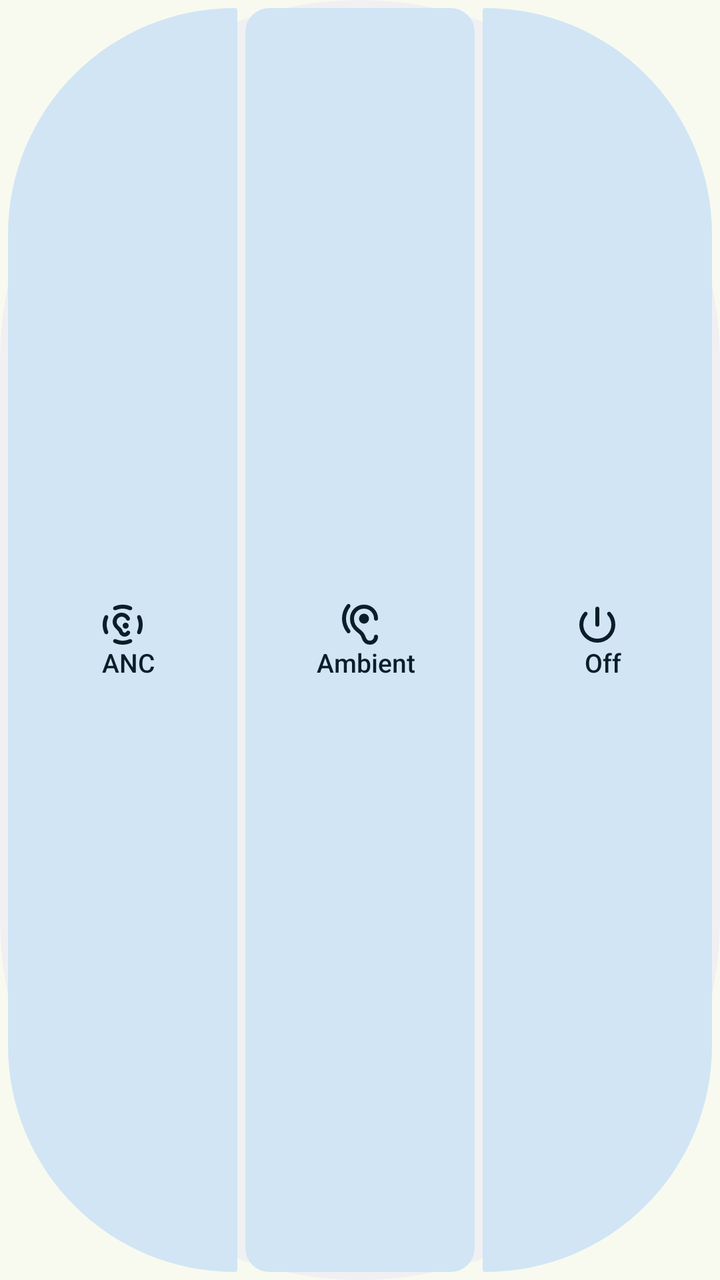
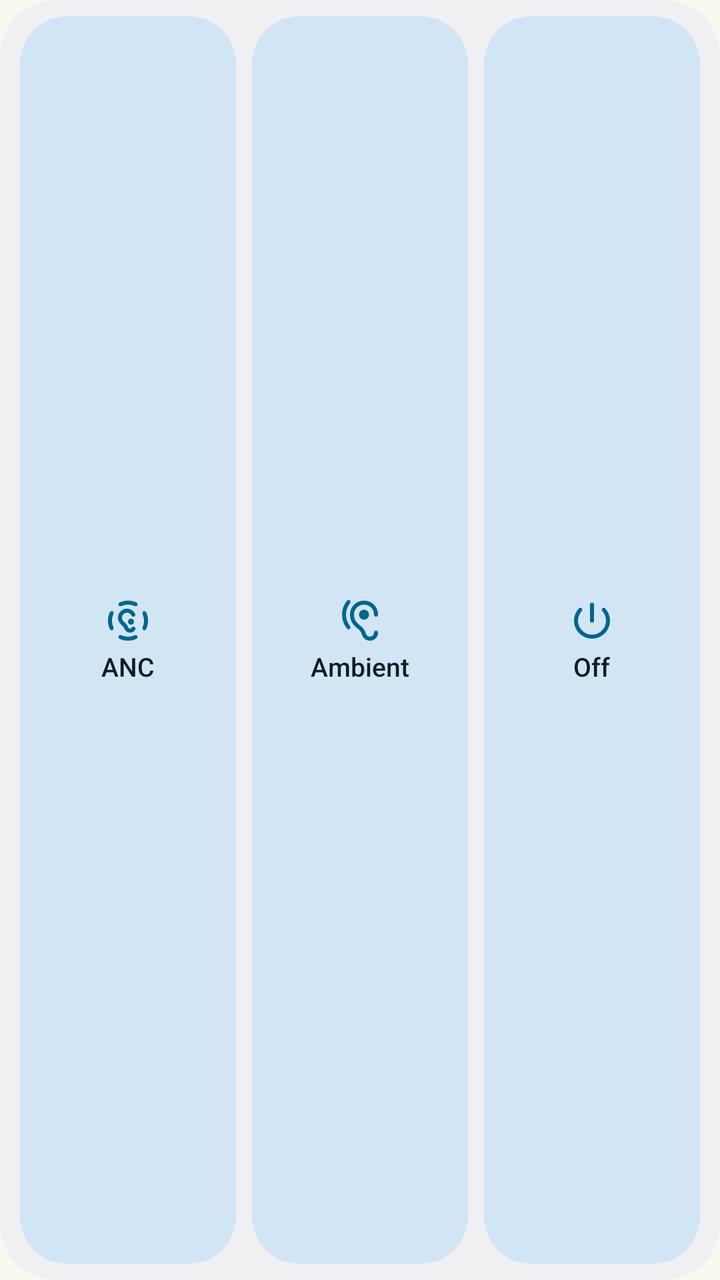

An Android layout rendered at two revisions. The XML below is the earlier revision; the diff shows what the commit changed to produce the second picture.
<!-- AndroidManifest.xml: application theme Theme.Hush -->
<!-- res/layout/widget_modes_stacked.xml -->
<LinearLayout xmlns:android="http://schemas.android.com/apk/res/android" android:id="@android:id/background"
        android:layout_width="match_parent" android:layout_height="match_parent"
        android:orientation="horizontal"
        android:background="@drawable/w_bg" android:padding="4dp">
        <LinearLayout android:id="@+id/w_anc"
            android:layout_width="0dp" android:layout_height="match_parent"
            android:layout_weight="1"
            android:gravity="center" android:orientation="vertical"
            android:clickable="true" android:focusable="true"
            android:background="@drawable/w_tile_start">
            <ImageView android:id="@+id/w_anc_icon"
                android:layout_width="24dp" android:layout_height="24dp"
                android:importantForAccessibility="no"
                android:src="@drawable/w_icon_noise_control_off" />
            <TextView android:id="@+id/w_anc_label"
                android:layout_width="wrap_content" android:layout_height="wrap_content"
                android:paddingStart="6dp" android:fontFamily="sans-serif-medium"
                android:includeFontPadding="false" android:singleLine="true"
                android:importantForAccessibility="no"
                android:textSize="13sp" android:textColor="@color/w_off_text"
                android:text="ANC" />
        </LinearLayout>
        <LinearLayout android:id="@+id/w_amb"
            android:layout_width="0dp" android:layout_height="match_parent"
            android:layout_weight="1" android:layout_marginStart="4dp"
            android:gravity="center" android:orientation="vertical"
            android:clickable="true" android:focusable="true"
            android:background="@drawable/w_tile_middle">
            <ImageView android:id="@+id/w_amb_icon"
                android:layout_width="24dp" android:layout_height="24dp"
                android:importantForAccessibility="no"
                android:src="@drawable/w_icon_hearing" />
            <TextView android:id="@+id/w_amb_label"
                android:layout_width="wrap_content" android:layout_height="wrap_content"
                android:paddingStart="6dp" android:fontFamily="sans-serif-medium"
                android:includeFontPadding="false" android:singleLine="true"
                android:importantForAccessibility="no"
                android:textSize="13sp" android:textColor="@color/w_off_text"
                android:text="Ambient" />
        </LinearLayout>
        <LinearLayout android:id="@+id/w_off"
            android:layout_width="0dp" android:layout_height="match_parent"
            android:layout_weight="1" android:layout_marginStart="4dp"
            android:gravity="center" android:orientation="vertical"
            android:clickable="true" android:focusable="true"
            android:background="@drawable/w_tile_end">
            <ImageView android:id="@+id/w_off_icon"
                android:layout_width="24dp" android:layout_height="24dp"
                android:importantForAccessibility="no"
                android:src="@drawable/w_icon_power_settings_new" />
            <TextView android:id="@+id/w_off_label"
                android:layout_width="wrap_content" android:layout_height="wrap_content"
                android:paddingStart="6dp" android:fontFamily="sans-serif-medium"
                android:includeFontPadding="false" android:singleLine="true"
                android:importantForAccessibility="no"
                android:textSize="13sp" android:textColor="@color/w_off_text"
                android:text="Off" />
        </LinearLayout>
    </LinearLayout>
<!-- resources referenced by this layout -->
<resources>
  <!-- drawable w_bg (drawable) -->
  <shape xmlns:android="http://schemas.android.com/apk/res/android" android:shape="rectangle"><solid android:color="@color/w_bg" /><corners android:radius="999dp" /></shape>
  <!-- drawable w_icon_hearing (drawable) -->
  <vector xmlns:android="http://schemas.android.com/apk/res/android" android:width="24dp" android:height="24dp" android:viewportWidth="960" android:viewportHeight="960" android:tint="@color/w_off_text"><group android:translateY="960"><path android:fillColor="#FFFFFFFF" android:pathData="M200-600q0 63 20.5 119.5T278-377q11 14 11 30.5T277-318q-13 12-30 10.5T219-323q-46-57-72.5-128T120-600q0-80 26.5-151T219-879q11-14 28-15.5t30 10.5q12 12 12 28.5T278-825q-37 47-57.5 104T200-600Zm360 100q-42 0-71-29.5T460-600q0-42 29-71t71-29q42 0 71 29t29 71q0 41-29 70.5T560-500Zm200 260q0-17 11.5-28.5T800-280q17 0 28.5 11.5T840-240q0 66-47 113T680-80q-62 0-101.5-31T518-202q-17-50-32.5-70T414-336q-62-50-98-113t-36-151q0-119 80.5-199.5T560-880q119 0 199.5 80.5T840-600q0 17-11.5 28.5T800-560q-17 0-28.5-11.5T760-600q0-85-57.5-142.5T560-800q-85 0-142.5 57.5T360-600q0 68 27 116t77 86q52 38 81 74t43 78q14 44 33.5 65t58.5 21q33 0 56.5-23.5T760-240Z" /></group></vector>
  <!-- drawable w_icon_noise_control_off (drawable) -->
  <vector xmlns:android="http://schemas.android.com/apk/res/android" android:width="24dp" android:height="24dp" android:viewportWidth="960" android:viewportHeight="960" android:tint="@color/w_off_text"><group android:translateY="960"><path android:fillColor="#FFFFFFFF" android:pathData="M480-80q-50 0-90-9.5T313-116q-16-8-22-24.5t2-31.5q8-15 25-18.5t33 3.5q30 13 62 20t67 7q35 0 67-7t62-20q16-7 33-3.5t25 18.5q8 15 2 31.5T647-116q-37 17-77 26.5T480-80ZM160-480q0 35 7 67t20 62q7 16 3.5 33T172-293q-15 8-31.5 2T116-313q-17-37-26.5-77T80-480q0-50 9.5-90t26.5-77q8-16 24.5-22t31.5 2q15 8 18.5 25t-3.5 33q-13 30-20 62t-7 67Zm640 0q0-35-7-67t-20-62q-7-16-3.5-33t18.5-25q15-8 31.5-2t24.5 22q17 37 26.5 77t9.5 90q0 50-9.5 90T844-313q-8 16-24.5 22t-31.5-2q-15-8-18.5-25t3.5-33q13-30 20-62t7-67ZM480-800q-35 0-67 7t-62 20q-16 7-33 3.5T293-788q-8-15-2-31.5t22-24.5q37-17 77-26.5t90-9.5q50 0 90 9.5t77 26.5q16 8 22 24.5t-2 31.5q-8 15-25 18.5t-33-3.5q-30-13-62-20t-67-7Zm39 560q-39 0-70-24t-45-62q-3-8-6.5-15.5T388-355l-50-51q-26-26-42-60t-16-72q0-75 52.5-128.5T460-720q52 0 95.5 27.5T622-618q10 20-1.5 39T586-560q-12 0-21.5-6.5T550-584q-13-26-37-41t-53-15q-42 0-71 29t-29 71q0 21 7.5 40t22.5 34l55 54q14 14 22.5 30.5T482-347q5 12 15 19.5t23 7.5q11 0 20.5-5.5T555-341q5-9 14-14t20-5q23 0 35 19t1 39q-16 29-44.5 45.5T519-240Zm21-160q25 0 42.5-17.5T600-460q0-25-17.5-42.5T540-520q-25 0-42.5 17.5T480-460q0 25 17.5 42.5T540-400Z" /></group></vector>
  <!-- drawable w_icon_power_settings_new (drawable) -->
  <vector xmlns:android="http://schemas.android.com/apk/res/android" android:width="24dp" android:height="24dp" android:viewportWidth="960" android:viewportHeight="960" android:tint="@color/w_off_text"><group android:translateY="960"><path android:fillColor="#FFFFFFFF" android:pathData="M440-480v-320q0-17 11.5-28.5T480-840q17 0 28.5 11.5T520-800v320q0 17-11.5 28.5T480-440q-17 0-28.5-11.5T440-480Zm40 360q-74 0-139.5-28.5T226-226q-49-49-77.5-114.5T120-480q0-69 25.5-132.5T217-726q11-12 28-12t29 12q11 11 10 27.5T272-669q-34 38-53 86.5T200-480q0 116 82 198t198 82q117 0 198.5-82T760-480q0-54-19-103.5T687-671q-11-12-11.5-28t10.5-27q12-12 29-12t28 12q47 50 72 113.5T840-480q0 74-28.5 139.5t-77 114.5q-48.5 49-114 77.5T480-120Z" /></group></vector>
  <!-- drawable w_tile_end (drawable) -->
  <ripple xmlns:android="http://schemas.android.com/apk/res/android" android:color="#26FFFFFF"><item><shape android:shape="rectangle"><solid android:color="@color/w_off" /><corners android:topLeftRadius="12dp" android:topRightRadius="999dp" android:bottomRightRadius="999dp" android:bottomLeftRadius="12dp" /></shape></item><item android:id="@android:id/mask"><shape android:shape="rectangle"><solid android:color="#FFFFFFFF" /><corners android:topLeftRadius="12dp" android:topRightRadius="999dp" android:bottomRightRadius="999dp" android:bottomLeftRadius="12dp" /></shape></item></ripple>
  <!-- drawable w_tile_middle (drawable) -->
  <ripple xmlns:android="http://schemas.android.com/apk/res/android" android:color="#26FFFFFF"><item><shape android:shape="rectangle"><solid android:color="@color/w_off" /><corners android:topLeftRadius="12dp" android:topRightRadius="12dp" android:bottomRightRadius="12dp" android:bottomLeftRadius="12dp" /></shape></item><item android:id="@android:id/mask"><shape android:shape="rectangle"><solid android:color="#FFFFFFFF" /><corners android:topLeftRadius="12dp" android:topRightRadius="12dp" android:bottomRightRadius="12dp" android:bottomLeftRadius="12dp" /></shape></item></ripple>
  <!-- drawable w_tile_start (drawable) -->
  <ripple xmlns:android="http://schemas.android.com/apk/res/android" android:color="#26FFFFFF"><item><shape android:shape="rectangle"><solid android:color="@color/w_off" /><corners android:topLeftRadius="999dp" android:topRightRadius="12dp" android:bottomRightRadius="12dp" android:bottomLeftRadius="999dp" /></shape></item><item android:id="@android:id/mask"><shape android:shape="rectangle"><solid android:color="#FFFFFFFF" /><corners android:topLeftRadius="999dp" android:topRightRadius="12dp" android:bottomRightRadius="12dp" android:bottomLeftRadius="999dp" /></shape></item></ripple>
  <!-- unchanged entries left out for length: 4 -->
</resources>

<!-- the commit's change to res/layout/widget_modes_stacked.xml (unified diff, before → after) -->
@@ -1,7 +1,7 @@
 <LinearLayout xmlns:android="http://schemas.android.com/apk/res/android" android:id="@android:id/background"
         android:layout_width="match_parent" android:layout_height="match_parent"
         android:orientation="horizontal"
-        android:background="@drawable/w_bg" android:padding="4dp">
+        android:background="@drawable/w_bg" android:paddingHorizontal="10dp" android:paddingVertical="8dp">
         <LinearLayout android:id="@+id/w_anc"
             android:layout_width="0dp" android:layout_height="match_parent"
             android:layout_weight="1"
@@ -14,7 +14,7 @@
                 android:src="@drawable/w_icon_noise_control_off" />
             <TextView android:id="@+id/w_anc_label"
                 android:layout_width="wrap_content" android:layout_height="wrap_content"
-                android:paddingStart="6dp" android:fontFamily="sans-serif-medium"
+                android:paddingTop="4dp" android:fontFamily="sans-serif-medium"
                 android:includeFontPadding="false" android:singleLine="true"
                 android:importantForAccessibility="no"
                 android:textSize="13sp" android:textColor="@color/w_off_text"
@@ -22,7 +22,7 @@
         </LinearLayout>
         <LinearLayout android:id="@+id/w_amb"
             android:layout_width="0dp" android:layout_height="match_parent"
-            android:layout_weight="1" android:layout_marginStart="4dp"
+            android:layout_weight="1" android:layout_marginStart="8dp"
             android:gravity="center" android:orientation="vertical"
             android:clickable="true" android:focusable="true"
             android:background="@drawable/w_tile_middle">
@@ -32,7 +32,7 @@
                 android:src="@drawable/w_icon_hearing" />
             <TextView android:id="@+id/w_amb_label"
                 android:layout_width="wrap_content" android:layout_height="wrap_content"
-                android:paddingStart="6dp" android:fontFamily="sans-serif-medium"
+                android:paddingTop="4dp" android:fontFamily="sans-serif-medium"
                 android:includeFontPadding="false" android:singleLine="true"
                 android:importantForAccessibility="no"
                 android:textSize="13sp" android:textColor="@color/w_off_text"
@@ -40,7 +40,7 @@
         </LinearLayout>
         <LinearLayout android:id="@+id/w_off"
             android:layout_width="0dp" android:layout_height="match_parent"
-            android:layout_weight="1" android:layout_marginStart="4dp"
+            android:layout_weight="1" android:layout_marginStart="8dp"
             android:gravity="center" android:orientation="vertical"
             android:clickable="true" android:focusable="true"
             android:background="@drawable/w_tile_end">
@@ -50,7 +50,7 @@
                 android:src="@drawable/w_icon_power_settings_new" />
             <TextView android:id="@+id/w_off_label"
                 android:layout_width="wrap_content" android:layout_height="wrap_content"
-                android:paddingStart="6dp" android:fontFamily="sans-serif-medium"
+                android:paddingTop="4dp" android:fontFamily="sans-serif-medium"
                 android:includeFontPadding="false" android:singleLine="true"
                 android:importantForAccessibility="no"
                 android:textSize="13sp" android:textColor="@color/w_off_text"
<!-- resource entries referenced after the edit -->
@@ -1,19 +1,20 @@
 <!-- resources referenced by this layout -->
 <resources>
   <!-- drawable w_bg (drawable) -->
-  <shape xmlns:android="http://schemas.android.com/apk/res/android" android:shape="rectangle"><solid android:color="@color/w_bg" /><corners android:radius="999dp" /></shape>
+  <shape xmlns:android="http://schemas.android.com/apk/res/android" android:shape="rectangle"><solid android:color="@color/w_bg"/><corners android:radius="28dp"/></shape>
   <!-- drawable w_icon_hearing (drawable) -->
-  <vector xmlns:android="http://schemas.android.com/apk/res/android" android:width="24dp" android:height="24dp" android:viewportWidth="960" android:viewportHeight="960" android:tint="@color/w_off_text"><group android:translateY="960"><path android:fillColor="#FFFFFFFF" android:pathData="M200-600q0 63 20.5 119.5T278-377q11 14 11 30.5T277-318q-13 12-30 10.5T219-323q-46-57-72.5-128T120-600q0-80 26.5-151T219-879q11-14 28-15.5t30 10.5q12 12 12 28.5T278-825q-37 47-57.5 104T200-600Zm360 100q-42 0-71-29.5T460-600q0-42 29-71t71-29q42 0 71 29t29 71q0 41-29 70.5T560-500Zm200 260q0-17 11.5-28.5T800-280q17 0 28.5 11.5T840-240q0 66-47 113T680-80q-62 0-101.5-31T518-202q-17-50-32.5-70T414-336q-62-50-98-113t-36-151q0-119 80.5-199.5T560-880q119 0 199.5 80.5T840-600q0 17-11.5 28.5T800-560q-17 0-28.5-11.5T760-600q0-85-57.5-142.5T560-800q-85 0-142.5 57.5T360-600q0 68 27 116t77 86q52 38 81 74t43 78q14 44 33.5 65t58.5 21q33 0 56.5-23.5T760-240Z" /></group></vector>
+  <vector xmlns:android="http://schemas.android.com/apk/res/android" android:width="24dp" android:height="24dp" android:viewportWidth="960" android:viewportHeight="960" android:tint="@color/w_on"><group android:translateY="960"><path android:fillColor="#FFFFFFFF" android:pathData="M200-600q0 63 20.5 119.5T278-377q11 14 11 30.5T277-318q-13 12-30 10.5T219-323q-46-57-72.5-128T120-600q0-80 26.5-151T219-879q11-14 28-15.5t30 10.5q12 12 12 28.5T278-825q-37 47-57.5 104T200-600Zm360 100q-42 0-71-29.5T460-600q0-42 29-71t71-29q42 0 71 29t29 71q0 41-29 70.5T560-500Zm200 260q0-17 11.5-28.5T800-280q17 0 28.5 11.5T840-240q0 66-47 113T680-80q-62 0-101.5-31T518-202q-17-50-32.5-70T414-336q-62-50-98-113t-36-151q0-119 80.5-199.5T560-880q119 0 199.5 80.5T840-600q0 17-11.5 28.5T800-560q-17 0-28.5-11.5T760-600q0-85-57.5-142.5T560-800q-85 0-142.5 57.5T360-600q0 68 27 116t77 86q52 38 81 74t43 78q14 44 33.5 65t58.5 21q33 0 56.5-23.5T760-240Z" /></group></vector>
   <!-- drawable w_icon_noise_control_off (drawable) -->
-  <vector xmlns:android="http://schemas.android.com/apk/res/android" android:width="24dp" android:height="24dp" android:viewportWidth="960" android:viewportHeight="960" android:tint="@color/w_off_text"><group android:translateY="960"><path android:fillColor="#FFFFFFFF" android:pathData="M480-80q-50 0-90-9.5T313-116q-16-8-22-24.5t2-31.5q8-15 25-18.5t33 3.5q30 13 62 20t67 7q35 0 67-7t62-20q16-7 33-3.5t25 18.5q8 15 2 31.5T647-116q-37 17-77 26.5T480-80ZM160-480q0 35 7 67t20 62q7 16 3.5 33T172-293q-15 8-31.5 2T116-313q-17-37-26.5-77T80-480q0-50 9.5-90t26.5-77q8-16 24.5-22t31.5 2q15 8 18.5 25t-3.5 33q-13 30-20 62t-7 67Zm640 0q0-35-7-67t-20-62q-7-16-3.5-33t18.5-25q15-8 31.5-2t24.5 22q17 37 26.5 77t9.5 90q0 50-9.5 90T844-313q-8 16-24.5 22t-31.5-2q-15-8-18.5-25t3.5-33q13-30 20-62t7-67ZM480-800q-35 0-67 7t-62 20q-16 7-33 3.5T293-788q-8-15-2-31.5t22-24.5q37-17 77-26.5t90-9.5q50 0 90 9.5t77 26.5q16 8 22 24.5t-2 31.5q-8 15-25 18.5t-33-3.5q-30-13-62-20t-67-7Zm39 560q-39 0-70-24t-45-62q-3-8-6.5-15.5T388-355l-50-51q-26-26-42-60t-16-72q0-75 52.5-128.5T460-720q52 0 95.5 27.5T622-618q10 20-1.5 39T586-560q-12 0-21.5-6.5T550-584q-13-26-37-41t-53-15q-42 0-71 29t-29 71q0 21 7.5 40t22.5 34l55 54q14 14 22.5 30.5T482-347q5 12 15 19.5t23 7.5q11 0 20.5-5.5T555-341q5-9 14-14t20-5q23 0 35 19t1 39q-16 29-44.5 45.5T519-240Zm21-160q25 0 42.5-17.5T600-460q0-25-17.5-42.5T540-520q-25 0-42.5 17.5T480-460q0 25 17.5 42.5T540-400Z" /></group></vector>
+  <vector xmlns:android="http://schemas.android.com/apk/res/android" android:width="24dp" android:height="24dp" android:viewportWidth="960" android:viewportHeight="960" android:tint="@color/w_on"><group android:translateY="960"><path android:fillColor="#FFFFFFFF" android:pathData="M480-80q-50 0-90-9.5T313-116q-16-8-22-24.5t2-31.5q8-15 25-18.5t33 3.5q30 13 62 20t67 7q35 0 67-7t62-20q16-7 33-3.5t25 18.5q8 15 2 31.5T647-116q-37 17-77 26.5T480-80ZM160-480q0 35 7 67t20 62q7 16 3.5 33T172-293q-15 8-31.5 2T116-313q-17-37-26.5-77T80-480q0-50 9.5-90t26.5-77q8-16 24.5-22t31.5 2q15 8 18.5 25t-3.5 33q-13 30-20 62t-7 67Zm640 0q0-35-7-67t-20-62q-7-16-3.5-33t18.5-25q15-8 31.5-2t24.5 22q17 37 26.5 77t9.5 90q0 50-9.5 90T844-313q-8 16-24.5 22t-31.5-2q-15-8-18.5-25t3.5-33q13-30 20-62t7-67ZM480-800q-35 0-67 7t-62 20q-16 7-33 3.5T293-788q-8-15-2-31.5t22-24.5q37-17 77-26.5t90-9.5q50 0 90 9.5t77 26.5q16 8 22 24.5t-2 31.5q-8 15-25 18.5t-33-3.5q-30-13-62-20t-67-7Zm39 560q-39 0-70-24t-45-62q-3-8-6.5-15.5T388-355l-50-51q-26-26-42-60t-16-72q0-75 52.5-128.5T460-720q52 0 95.5 27.5T622-618q10 20-1.5 39T586-560q-12 0-21.5-6.5T550-584q-13-26-37-41t-53-15q-42 0-71 29t-29 71q0 21 7.5 40t22.5 34l55 54q14 14 22.5 30.5T482-347q5 12 15 19.5t23 7.5q11 0 20.5-5.5T555-341q5-9 14-14t20-5q23 0 35 19t1 39q-16 29-44.5 45.5T519-240Zm21-160q25 0 42.5-17.5T600-460q0-25-17.5-42.5T540-520q-25 0-42.5 17.5T480-460q0 25 17.5 42.5T540-400Z" /></group></vector>
   <!-- drawable w_icon_power_settings_new (drawable) -->
-  <vector xmlns:android="http://schemas.android.com/apk/res/android" android:width="24dp" android:height="24dp" android:viewportWidth="960" android:viewportHeight="960" android:tint="@color/w_off_text"><group android:translateY="960"><path android:fillColor="#FFFFFFFF" android:pathData="M440-480v-320q0-17 11.5-28.5T480-840q17 0 28.5 11.5T520-800v320q0 17-11.5 28.5T480-440q-17 0-28.5-11.5T440-480Zm40 360q-74 0-139.5-28.5T226-226q-49-49-77.5-114.5T120-480q0-69 25.5-132.5T217-726q11-12 28-12t29 12q11 11 10 27.5T272-669q-34 38-53 86.5T200-480q0 116 82 198t198 82q117 0 198.5-82T760-480q0-54-19-103.5T687-671q-11-12-11.5-28t10.5-27q12-12 29-12t28 12q47 50 72 113.5T840-480q0 74-28.5 139.5t-77 114.5q-48.5 49-114 77.5T480-120Z" /></group></vector>
+  <vector xmlns:android="http://schemas.android.com/apk/res/android" android:width="24dp" android:height="24dp" android:viewportWidth="960" android:viewportHeight="960" android:tint="@color/w_on"><group android:translateY="960"><path android:fillColor="#FFFFFFFF" android:pathData="M440-480v-320q0-17 11.5-28.5T480-840q17 0 28.5 11.5T520-800v320q0 17-11.5 28.5T480-440q-17 0-28.5-11.5T440-480Zm40 360q-74 0-139.5-28.5T226-226q-49-49-77.5-114.5T120-480q0-69 25.5-132.5T217-726q11-12 28-12t29 12q11 11 10 27.5T272-669q-34 38-53 86.5T200-480q0 116 82 198t198 82q117 0 198.5-82T760-480q0-54-19-103.5T687-671q-11-12-11.5-28t10.5-27q12-12 29-12t28 12q47 50 72 113.5T840-480q0 74-28.5 139.5t-77 114.5q-48.5 49-114 77.5T480-120Z" /></group></vector>
   <!-- drawable w_tile_end (drawable) -->
-  <ripple xmlns:android="http://schemas.android.com/apk/res/android" android:color="#26FFFFFF"><item><shape android:shape="rectangle"><solid android:color="@color/w_off" /><corners android:topLeftRadius="12dp" android:topRightRadius="999dp" android:bottomRightRadius="999dp" android:bottomLeftRadius="12dp" /></shape></item><item android:id="@android:id/mask"><shape android:shape="rectangle"><solid android:color="#FFFFFFFF" /><corners android:topLeftRadius="12dp" android:topRightRadius="999dp" android:bottomRightRadius="999dp" android:bottomLeftRadius="12dp" /></shape></item></ripple>
+  <ripple xmlns:android="http://schemas.android.com/apk/res/android" android:color="#26FFFFFF"><item><shape android:shape="rectangle"><solid android:color="@color/w_off"/><corners android:radius="24dp"/></shape></item><item android:id="@android:id/mask"><shape android:shape="rectangle"><solid android:color="#FFFFFF"/><corners android:radius="24dp"/></shape></item></ripple>
   <!-- drawable w_tile_middle (drawable) -->
-  <ripple xmlns:android="http://schemas.android.com/apk/res/android" android:color="#26FFFFFF"><item><shape android:shape="rectangle"><solid android:color="@color/w_off" /><corners android:topLeftRadius="12dp" android:topRightRadius="12dp" android:bottomRightRadius="12dp" android:bottomLeftRadius="12dp" /></shape></item><item android:id="@android:id/mask"><shape android:shape="rectangle"><solid android:color="#FFFFFFFF" /><corners android:topLeftRadius="12dp" android:topRightRadius="12dp" android:bottomRightRadius="12dp" android:bottomLeftRadius="12dp" /></shape></item></ripple>
+  <ripple xmlns:android="http://schemas.android.com/apk/res/android" android:color="#26FFFFFF"><item><shape android:shape="rectangle"><solid android:color="@color/w_off"/><corners android:radius="24dp"/></shape></item><item android:id="@android:id/mask"><shape android:shape="rectangle"><solid android:color="#FFFFFF"/><corners android:radius="24dp"/></shape></item></ripple>
   <!-- drawable w_tile_start (drawable) -->
-  <ripple xmlns:android="http://schemas.android.com/apk/res/android" android:color="#26FFFFFF"><item><shape android:shape="rectangle"><solid android:color="@color/w_off" /><corners android:topLeftRadius="999dp" android:topRightRadius="12dp" android:bottomRightRadius="12dp" android:bottomLeftRadius="999dp" /></shape></item><item android:id="@android:id/mask"><shape android:shape="rectangle"><solid android:color="#FFFFFFFF" /><corners android:topLeftRadius="999dp" android:topRightRadius="12dp" android:bottomRightRadius="12dp" android:bottomLeftRadius="999dp" /></shape></item></ripple>
+  <ripple xmlns:android="http://schemas.android.com/apk/res/android" android:color="#26FFFFFF"><item><shape android:shape="rectangle"><solid android:color="@color/w_off"/><corners android:radius="24dp"/></shape></item><item android:id="@android:id/mask"><shape android:shape="rectangle"><solid android:color="#FFFFFF"/><corners android:radius="24dp"/></shape></item></ripple>
+  <color name="w_on">#FF6750A4</color>
   <!-- unchanged entries left out for length: 4 -->
 </resources>
 
